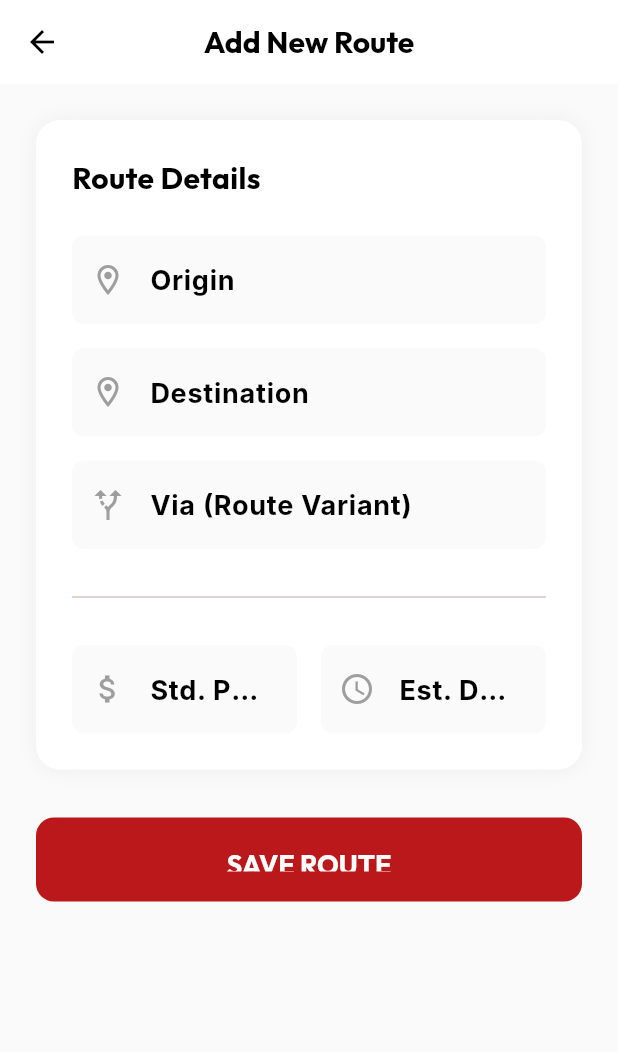
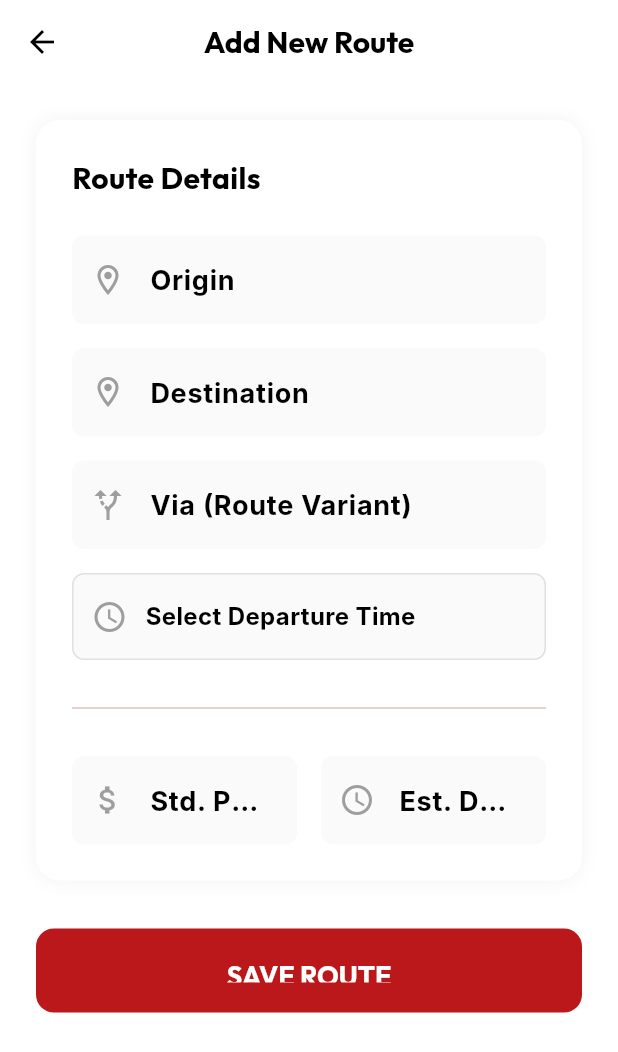
Before and after one commit to Hikki-dev/Buslink, a Flutter app: the AdminRouteScreen screen opened directly, on a phone screen of 412 x 824 dp. Shown: the top 1052 px of the screen. Run offline on Flutter 3.47's test engine with Material 3 defaults, Android fonts, the phone set to English and light mode, and no system bars; our stand-ins replace cloud_firestore, firebase_auth, firebase_core, firebase_messaging, flutter_dotenv, flutter_map and 6 more; missing offline and left inert: dart:html, flutter_stripe; accounts and stored records are empty; generated files the repository leaves out were written again; network calls fail; project files that could hold a hidden picture were left out.

Commit message:
feat: Admin Route Time Picker, Dark Mode Toggle & Enhanced Conductor UI
- Added Time Picker to Admin Route Screen.
- Added Theme Toggle to Admin Dashboard.
- Fixed Dark Mode colors and fonts in Admin panel.
- Increased Conductor Seat Number font size for visibility.

```diff
--- a/lib/views/admin/admin_route_screen.dart
+++ b/lib/views/admin/admin_route_screen.dart
@@ -19,8 +19,21 @@ class _AdminRouteScreenState extends State<AdminRouteScreen> {
   final TextEditingController _viaController = TextEditingController();
   final TextEditingController _priceController = TextEditingController();
   final TextEditingController _durationController = TextEditingController();
+  TimeOfDay? _departureTime;
 
   bool _isLoading = false;
+
+  Future<void> _pickTime() async {
+    final TimeOfDay? picked = await showTimePicker(
+      context: context,
+      initialTime: _departureTime ?? TimeOfDay.now(),
+    );
+    if (picked != null) {
+      setState(() {
+        _departureTime = picked;
+      });
+    }
+  }
 
   Future<void> _submit() async {
     if (!_formKey.currentState!.validate()) return;
@@ -43,6 +56,9 @@ class _AdminRouteScreenState extends State<AdminRouteScreen> {
       'via': _viaController.text,
       'price': double.tryParse(_priceController.text) ?? 0.0,
       'duration': _durationController.text,
+      'departureTime': _departureTime != null
+          ? "${_departureTime!.hour.toString().padLeft(2, '0')}:${_departureTime!.minute.toString().padLeft(2, '0')}"
+          : null,
       'operatorName': 'BusLink Official',
       'busNumber': 'TEMPLATE', // Indicates this is a route definition
       'isRouteDefinition': true, // Flag to distinguish
@@ -70,15 +86,18 @@ class _AdminRouteScreenState extends State<AdminRouteScreen> {
 
   @override
   Widget build(BuildContext context) {
+    final isDark = Theme.of(context).brightness == Brightness.dark;
     return Scaffold(
-      backgroundColor: Colors.grey.shade50,
+      backgroundColor: Theme.of(context).scaffoldBackgroundColor,
       appBar: AppBar(
-        title: const Text("Add New Route",
-            style: TextStyle(fontFamily: 'Outfit',
-                color: Colors.black, fontWeight: FontWeight.bold)),
-        backgroundColor: Colors.white,
+        title: Text("Add New Route",
+            style: TextStyle(
+                fontFamily: 'Outfit',
+                color: Theme.of(context).colorScheme.onSurface,
+                fontWeight: FontWeight.bold)),
+        backgroundColor: Theme.of(context).appBarTheme.backgroundColor,
         elevation: 0,
-        leading: const BackButton(color: Colors.black),
+        leading: BackButton(color: Theme.of(context).colorScheme.onSurface),
         centerTitle: true,
       ),
       body: SingleChildScrollView(
@@ -94,7 +113,7 @@ class _AdminRouteScreenState extends State<AdminRouteScreen> {
                   Container(
                     padding: const EdgeInsets.all(24),
                     decoration: BoxDecoration(
-                        color: Colors.white,
+                        color: isDark ? const Color(0xFF1E1E1E) : Colors.white,
                         borderRadius: BorderRadius.circular(16),
                         boxShadow: [
                           BoxShadow(
@@ -105,8 +124,10 @@ class _AdminRouteScreenState extends State<AdminRouteScreen> {
                       crossAxisAlignment: CrossAxisAlignment.start,
                       children: [
                         const Text("Route Details",
-                            style: TextStyle(fontFamily: 'Outfit',
-                                fontSize: 20, fontWeight: FontWeight.bold)),
+                            style: TextStyle(
+                                fontFamily: 'Outfit',
+                                fontSize: 20,
+                                fontWeight: FontWeight.bold)),
                         const SizedBox(height: 24),
                         _buildCityAutocomplete("Origin", _originController),
                         const SizedBox(height: 16),
@@ -115,6 +136,43 @@ class _AdminRouteScreenState extends State<AdminRouteScreen> {
                         const SizedBox(height: 16),
                         _buildTextField("Via (Route Variant)", _viaController,
                             icon: Icons.alt_route),
+                        const SizedBox(height: 16),
+                        // Time Picker
+                        InkWell(
+                          onTap: _pickTime,
+                          child: Container(
+                            padding: const EdgeInsets.symmetric(
+                                horizontal: 12, vertical: 16),
+                            decoration: BoxDecoration(
+                                color: isDark
+                                    ? Colors.grey.shade800
+                                    : Colors.grey.shade50,
+                                borderRadius: BorderRadius.circular(8),
+                                border: Border.all(
+                                    color: isDark
+                                        ? Colors.grey.shade700
+                                        : Colors.grey.shade300)),
+                            child: Row(
+                              children: [
+                                Icon(Icons.access_time,
+                                    color:
+                                        isDark ? Colors.white70 : Colors.grey),
+                                const SizedBox(width: 12),
+                                Text(
+                                  _departureTime != null
+                                      ? _departureTime!.format(context)
+                                      : "Select Departure Time",
+                                  style: TextStyle(
+                                      fontFamily: 'Inter',
+                                      fontWeight: FontWeight.bold,
+                                      color: Theme.of(context)
+                                          .colorScheme
+                                          .onSurface),
+                                ),
+                              ],
+                            ),
+                          ),
+                        ),
                         const SizedBox(height: 24),
                         const Divider(),
                         const SizedBox(height: 24),
@@ -147,7 +205,8 @@ class _AdminRouteScreenState extends State<AdminRouteScreen> {
                       child: _isLoading
                           ? const CircularProgressIndicator(color: Colors.white)
                           : const Text("SAVE ROUTE",
-                              style: TextStyle(fontFamily: 'Outfit',
+                              style: TextStyle(
+                                  fontFamily: 'Outfit',
                                   fontSize: 18,
                                   fontWeight: FontWeight.bold,
                                   color: Colors.white)),
```
Also changed, not shown: lib/views/admin/admin_dashboard.dart (+54 -16 lines), lib/views/conductor/conductor_dashboard.dart (+82 -36 lines).
